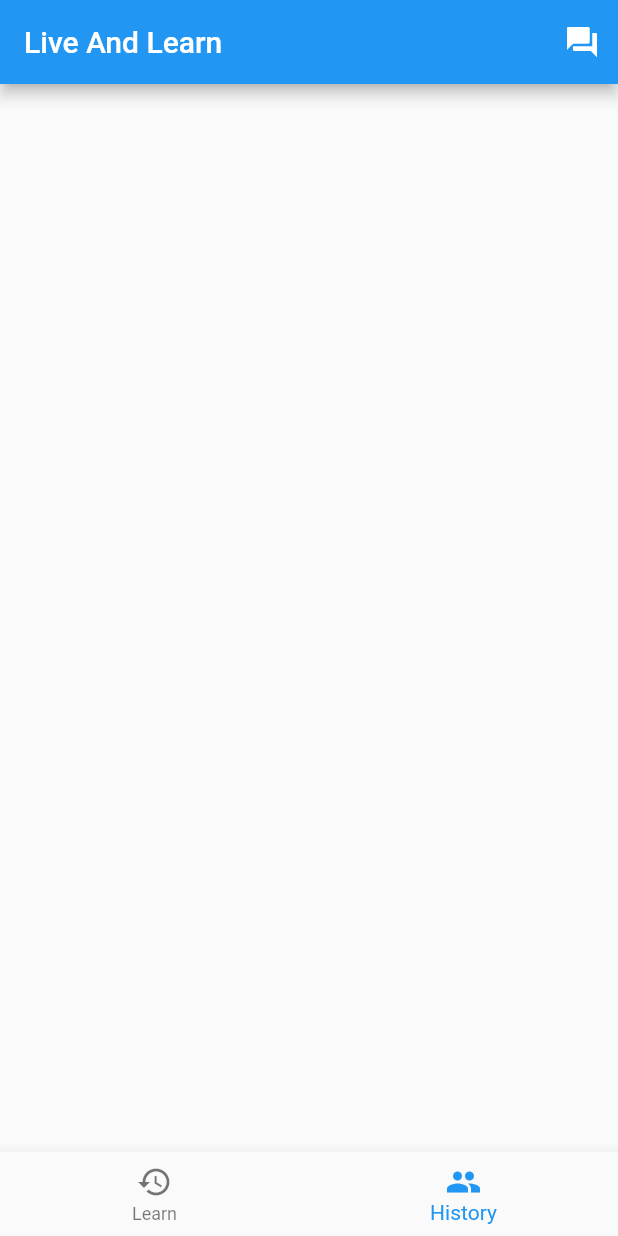
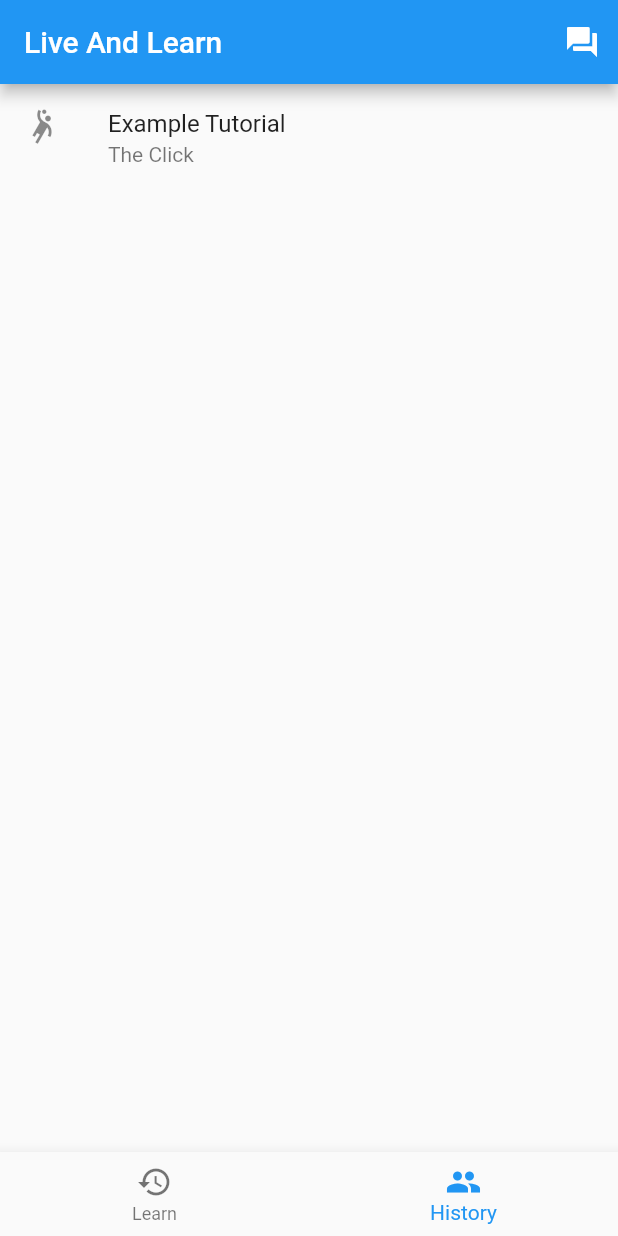
Before and after one commit to anjuiiita/Live_and_Learn, a Flutter app: the screen it shows after launch, item 2 of the bottom bar chosen, on a phone screen of 412 x 824 dp. Run offline on Flutter 3.47's test engine with Material 2 defaults, Android fonts, the phone set to English and light mode, and no system bars; our stand-ins replace dio, flutter_tts, speech_to_text, url_launcher_web.

Commit message:
implement history view

```diff
--- a/mobile_app/lib/entry/index.dart
+++ b/mobile_app/lib/entry/index.dart
@@ -1,4 +1,5 @@
 import 'package:flutter/material.dart';
+import 'package:live_and_learn/history/history.dart';
 import 'package:live_and_learn/learn/learn.dart';
 
 class IndexView extends StatefulWidget {
@@ -48,7 +49,7 @@ class _IndexViewState extends State<IndexView> {
       case 0:
         return LearnSubView();
       case 1:
-        return Container();
+        return HistorySubView();
     }
 
     return Container();
--- /dev/null
+++ b/mobile_app/lib/history/history.dart
@@ -0,0 +1,52 @@
+import 'package:flutter/material.dart';
+import 'package:live_and_learn/entity/tutorial.dart';
+import 'package:live_and_learn/mock/example.dart';
+import 'package:live_and_learn/tutorial/tutorial.dart';
+
+class HistorySubView extends StatefulWidget {
+  @override
+  _HistorySubViewState createState() => _HistorySubViewState();
+}
+
+class _HistorySubViewState extends State<HistorySubView> {
+  @override
+  Widget build(BuildContext context) {
+    return ListView(
+      children: [
+        this._buildTile(exampleTutorial, 0, 1),
+      ],
+    );
+  }
+
+  Widget _buildTile(TutorialEntity tutorial, int index, int total) {
+    return Semantics(
+      value:
+          "Tutorial name: ${tutorial.name}, application name: ${tutorial.application}",
+      hint: "Part of tutorial list, tutorial ${index + 1} of $total",
+      child: ListTile(
+        leading: Icon(Icons.sports_handball),
+        title: Semantics(
+          value: "Tutorial Name",
+          hint: "Double click to activate tutorial",
+          child: Text(tutorial.name),
+        ),
+        subtitle: Semantics(
+          value: "Application Name",
+          hint: "Double click to activate tutorial",
+          child: Text(tutorial.application),
+        ),
+        onTap: () {
+          Navigator.of(context).push(
+            MaterialPageRoute(
+              builder: (BuildContext context) {
+                return TutorialView(
+                  tutorial: exampleTutorial,
+                );
+              },
+            ),
+          );
+        },
+      ),
+    );
+  }
+}
```
